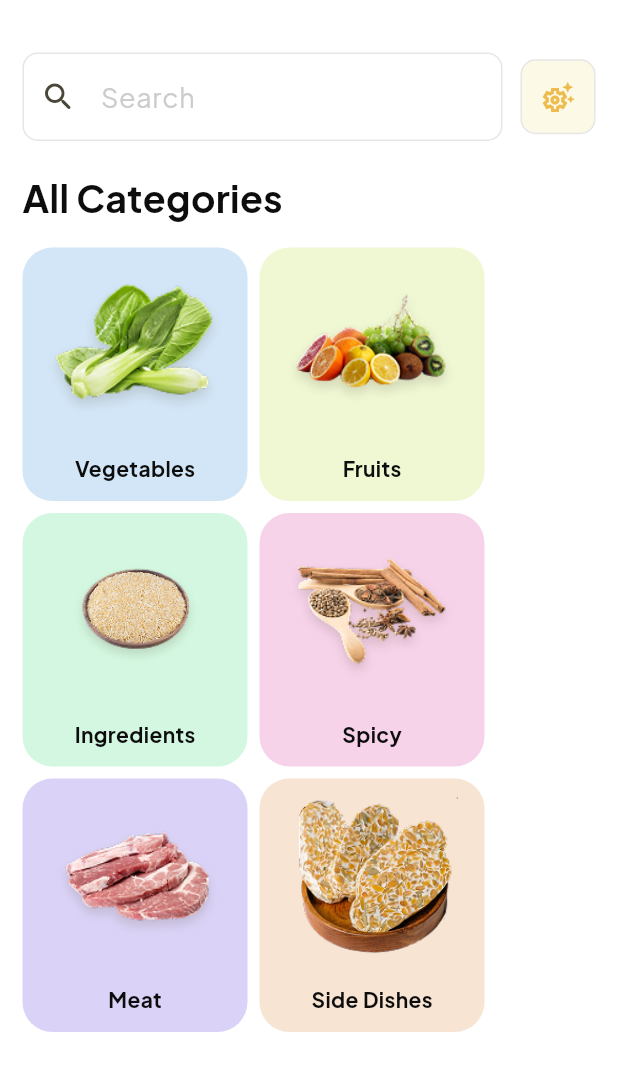
After one commit to Jesuloba-king/about_me, a Flutter app: the MyCategoryPage screen opened directly, on a phone screen of 412 x 824 dp. The commit adds this screen. Shown: the top 1071 px of the screen. Run offline on Flutter 3.47's test engine with Material 3 defaults, Android fonts, the phone set to English and light mode, and no system bars; our stand-ins replace flutter_spinkit, flutter_svg, google_fonts; network calls fail; project files that could hold a hidden picture were left out.

Commit message:
app done

```diff
--- a/lib/main.dart
+++ b/lib/main.dart
@@ -17,12 +17,12 @@ class MyApp extends StatelessWidget {
   @override
   Widget build(BuildContext context) {
     return MaterialApp(
-        title: 'Tri-Inspire Food App',
+        title: 'D E L I V E R Y',
         debugShowCheckedModeBanner: false,
         theme: ThemeData(
-            colorScheme: ColorScheme.fromSeed(seedColor: Color(0xffD86804)),
+            colorScheme: ColorScheme.fromSeed(seedColor: Color(0xffF0E9D2)),
             useMaterial3: true,
-            fontFamily: "Geist"),
+            fontFamily: "Jakarta"),
         home: SplashScreen()
         // IntroPage(),
         );
--- /dev/null
+++ b/lib/screens/category/category.dart
@@ -0,0 +1,184 @@
+import 'package:flutter/material.dart';
+
+class MyCategoryPage extends StatefulWidget {
+  const MyCategoryPage({super.key});
+
+  @override
+  State<MyCategoryPage> createState() => _MyCategoryPageState();
+}
+
+class _MyCategoryPageState extends State<MyCategoryPage> {
+  final List<NewCategory> _myCat = [
+    NewCategory(
+        imagePath: "assets/svg/veggie.png",
+        text: "Vegetables",
+        backgroundColor: Color(0xffD3E6F7)),
+    NewCategory(
+        imagePath: "assets/svg/fruit 2.png",
+        text: "Fruits",
+        backgroundColor: Color(0xffEFF7D3)),
+    NewCategory(
+        imagePath: "assets/svg/Ingridient-png 1.png",
+        text: "Ingredients",
+        backgroundColor: Color(0xffD3F7E0)),
+    NewCategory(
+        imagePath: "assets/svg/spice-png 1.png",
+        text: "Spicy",
+        backgroundColor: Color(0xffF7D3EA)),
+    NewCategory(
+        imagePath: "assets/svg/meat 1.png",
+        text: "Meat",
+        backgroundColor: Color(0xffDBD3F7)),
+    NewCategory(
+        imagePath: "assets/svg/Side-Dishes.png",
+        text: "Side Dishes",
+        backgroundColor: Color(0xffF7E4D3)),
+  ];
+
+  @override
+  Widget build(BuildContext context) {
+    return Scaffold(
+      backgroundColor: Color(0xffFFFFFF),
+      body: SingleChildScrollView(
+        padding: EdgeInsets.all(15),
+        child: Column(
+          crossAxisAlignment: CrossAxisAlignment.start,
+          children: [
+            //order food and rider image
+
+            SizedBox(
+              height: 20,
+            ),
+
+            //search textfield and filter options
+            Row(
+              // mainAxisAlignment: MainAxisAlignment.spaceBetween,
+              children: [
+                Expanded(
+                  child: TextFormField(
+                    style: TextStyle(
+                        fontWeight: FontWeight.w500,
+                        // color: Color(0xffCCCCCC),
+                        fontSize: 18),
+                    decoration: InputDecoration(
+                        border: OutlineInputBorder(
+                          borderSide:
+                              BorderSide(width: 1, color: Color(0xffE6E6E6)),
+                          borderRadius: BorderRadius.circular(10),
+                        ),
+                        focusedBorder: OutlineInputBorder(
+                          borderSide:
+                              BorderSide(width: 1, color: Color(0xffF0E9D2)),
+                          borderRadius: BorderRadius.circular(10),
+                        ),
+                        enabledBorder: OutlineInputBorder(
+                          borderSide:
+                              BorderSide(width: 1, color: Color(0xffE6E6E6)),
+                          borderRadius: BorderRadius.circular(10),
+                        ),
+                        prefixIcon: Icon(
+                          Icons.search_rounded,
+                        ),
+                        hintStyle: TextStyle(
+                            fontWeight: FontWeight.w400,
+                            color: Color(0xffCCCCCC),
+                            fontSize: 18),
+                        hintText: "Search"),
+                  ),
+                ),
+
+                SizedBox(width: 12),
+
+                //filter button
+                Container(
+                  padding: EdgeInsets.all(12),
+                  decoration: BoxDecoration(
+                      color: Color(0xffF9F3D0).withOpacity(0.50),
+                      border: Border.all(color: Color(0xffE6E6E6), width: 1),
+                      borderRadius: BorderRadius.circular(10)),
+                  child: Icon(
+                    Icons.settings_suggest_outlined,
+                    color: Color(0xffEEBB4D),
+                  ),
+                )
+              ],
+            ),
+
+            //
+            SizedBox(
+              height: 20,
+            ),
+
+            //Categories : Let's create a class of Categories - An Image and a Text
+            // then create a list of the food categories.
+            // show the category as a list
+            Text("All Categories",
+                textAlign: TextAlign.center,
+                style: TextStyle(
+                    fontSize: 25,
+                    color: Color(0xff0D0D0D),
+                    fontWeight: FontWeight.w600)),
+
+            SizedBox(height: 15),
+
+            Wrap(
+                spacing: 8,
+                runSpacing: 8,
+                children: List.generate(_myCat.length, (index) {
+                  final food = _myCat[index];
+                  return GestureDetector(
+                    onTap: () {
+                      // Navigator.push(context,
+                      //     MaterialPageRoute(builder: (context) {
+                      //   return FoodDetails(
+                      //     myfood: food,
+                      //   );
+                      // }));
+                    },
+                    child: Container(
+                      // height: 270,
+                      width: 150,
+                      padding: EdgeInsets.all(12),
+                      decoration: BoxDecoration(
+                        color: food.backgroundColor,
+                        borderRadius: BorderRadius.circular(20),
+                      ),
+                      child: Column(
+                        mainAxisAlignment: MainAxisAlignment.center,
+                        children: [
+                          Image.asset(
+                            food.imagePath.toString(),
+                            height: 110,
+                          ),
+
+                          SizedBox(height: 15),
+
+                          //title
+                          Text(food.text.toString(),
+                              textAlign: TextAlign.left,
+                              style: TextStyle(
+                                  // fontFamily: "DmSans",
+                                  color: Color(0xff0D0D0D),
+                                  fontWeight: FontWeight.w600)),
+                        ],
+                      ),
+                    ),
+                  );
+                })),
+          ],
+        ),
+      ),
+    );
+  }
+}
+
+class NewCategory {
+  final String imagePath;
+  final String text;
+  final Color backgroundColor;
+
+  NewCategory(
+      {required this.imagePath,
+      required this.text,
+      required this.backgroundColor});
+}
--- a/lib/screens/intro/intro_pg.dart
+++ b/lib/screens/intro/intro_pg.dart
@@ -1,3 +1,4 @@
+import 'package:about_me/groceries/login_pg.dart';
 import 'package:flutter/material.dart';
 
 import '../../bottom_bar.dart';
@@ -69,7 +70,7 @@ class _IntroPageState extends State<IntroPage> {
                   onTap: () {
                     Navigator.push(context,
                         MaterialPageRoute(builder: (context) {
-                      return MyBottomNavBar();
+                      return LoginPage();
                     }));
                   },
                   child: CircleAvatar(
```
Also changed, not shown: lib/bottom_bar.dart (+43 -27 lines), lib/groceries/login_pg.dart (+7 -3 lines), lib/screens/home/homepage.dart (+166 -33 lines).
